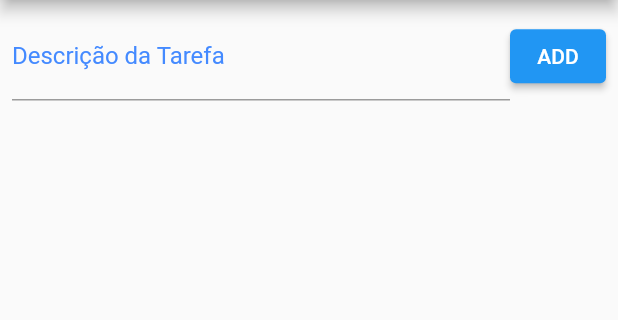
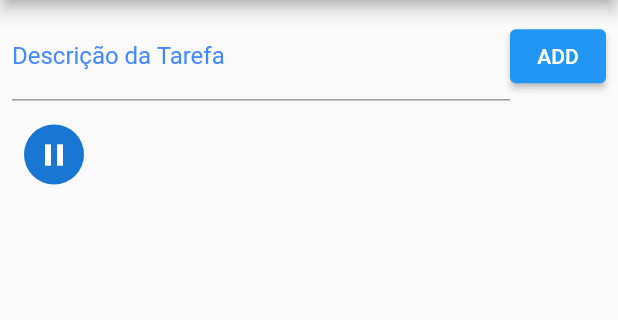
Before and after one commit to ETEC-Pedro-Badran/PamTarefasFlutter, a Flutter app: the screen it shows after launch, after a tap on "ADD", on a phone screen of 412 x 824 dp, the part 84-404 px from its top. Run offline on Flutter 3.47's test engine with Material 2 defaults, Android fonts, the light colour scheme and no system bars.

Commit message:
Correção da lista de tarefas

```diff
--- a/lib/main.dart
+++ b/lib/main.dart
@@ -54,26 +54,33 @@ class _MyAppState extends State<MyApp> {
                   ],
                 ),
               ),
-              Expanded(
-                child: FutureBuilder(
+              FutureBuilder(
+                  // aguarda o método futuro terminar
                   future: _readData(),
+                  // método com resposta no futuro (função assíncrona)
                   builder: (context, snapshot) {
+                    // desenha a tela com os dados atuais.
                     if (snapshot.hasData) {
+                      // caso tenha dados
                       List<dynamic> data = snapshot.data as List<dynamic>;
-                        return ListView.builder(
-                          itemCount: data.length,
-                          itemBuilder: (context, index) => ListTile(
-                            title: Text("${data[index]}"),
-                          ),
+
+                      return Column(
+                        children: data
+                            .map((e) => ListTile(
+                                  leading:
+                                      CircleAvatar(child: Icon(Icons.pause)),
+                                  title: Text("$e"),
+                                ))
+                            .toList(),
                       );
                     } else {
+                      //caso não triver dados, mostre um indicador circular de progresso
                       return Center(
                           child: CircularProgressIndicator(
                         valueColor: AlwaysStoppedAnimation(Colors.red),
                       ));
                     }
-                    }),
-              )
+                  })
             ],
           )),
     );
@@ -90,18 +97,22 @@ class _MyAppState extends State<MyApp> {
     String data =
         json.encode(_toDoList); //formata um arquivo texto no formato json
     File file = await _getFile();
-    file.writeAsString(data);
+    file.writeAsString(data); //escreve no arquivo
   }
 
   Future<dynamic> _readData() async {
     try {
-      File file = await _getFile();
-      String text = await file.readAsString();
-      var data = json.decode(text);
-      _toDoList = data.map<String>((e) => "$e").toList();
+      File file = await _getFile(); // objeto que controla o arquivo (file)
+      String text = await file.readAsString(); // li o conteúdo do arquivo
+      var data = json.decode(
+          text); // converti a string codificada em json para List<dynamic>
+      _toDoList = data
+          .map<String>((e) => "$e")
+          .toList(); // converti List<dynamic> para List<String> e guardei na variável _toDoList
       return data;
     } catch (e) {
       print("$e");
+      return [];
     }
   }
 }
```
Lines whose indentation alone changed are shown as unchanged.
